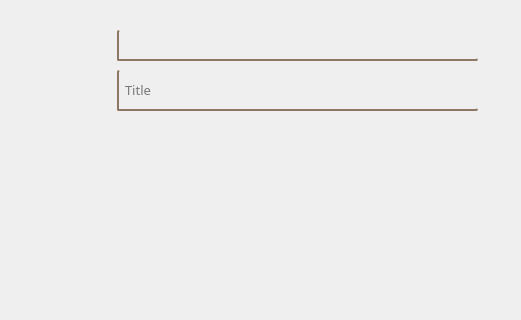
omegaBionic/maderation_front, file app/UI/form_template.ui: the form before one commit; both pictures show x 543 to 1064 and y 0 to 320 of the 1064 by 635 pixel window.
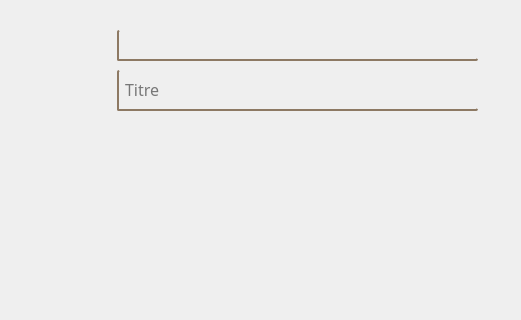
The form after the commit. Icons and pictures are not drawn.

Diff of the .ui file:
```diff
--- a/app/UI/form_template.ui
+++ b/app/UI/form_template.ui
@@ -97,7 +97,7 @@
    <property name="font">
     <font>
      <family>Futura Lt BT</family>
-     <pointsize>10</pointsize>
+     <pointsize>12</pointsize>
     </font>
    </property>
    <property name="styleSheet">
@@ -117,7 +117,7 @@
 </string>
    </property>
    <property name="placeholderText">
-    <string>Title</string>
+    <string>Titre</string>
    </property>
   </widget>
   <widget class="QComboBox" name="comboBox_client">
```
Left out of the diff: 8 changed lines with no effect on the pictures.
